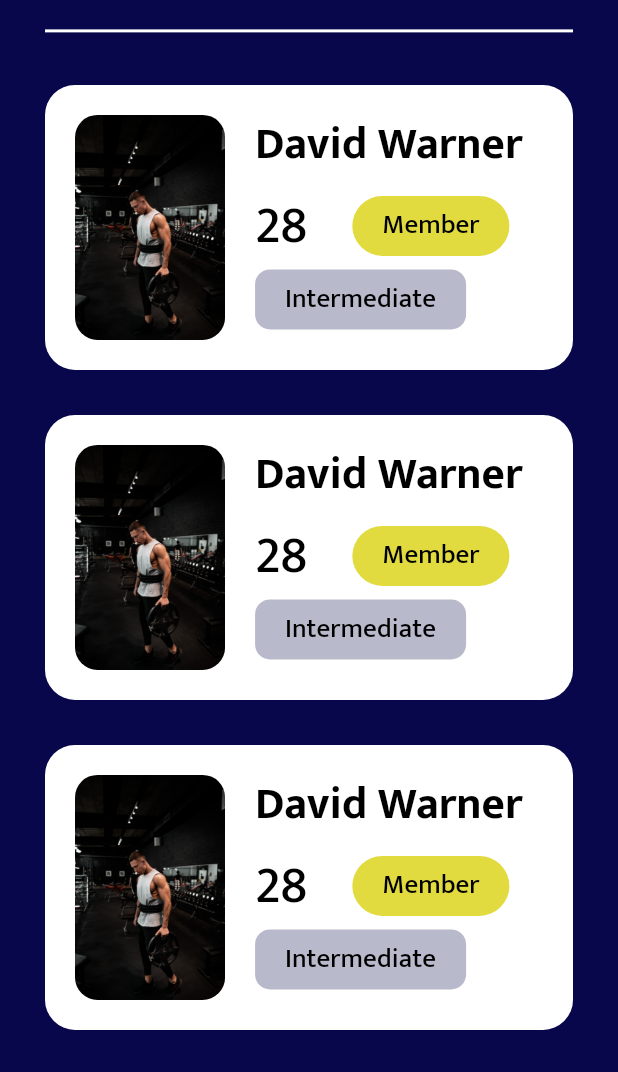
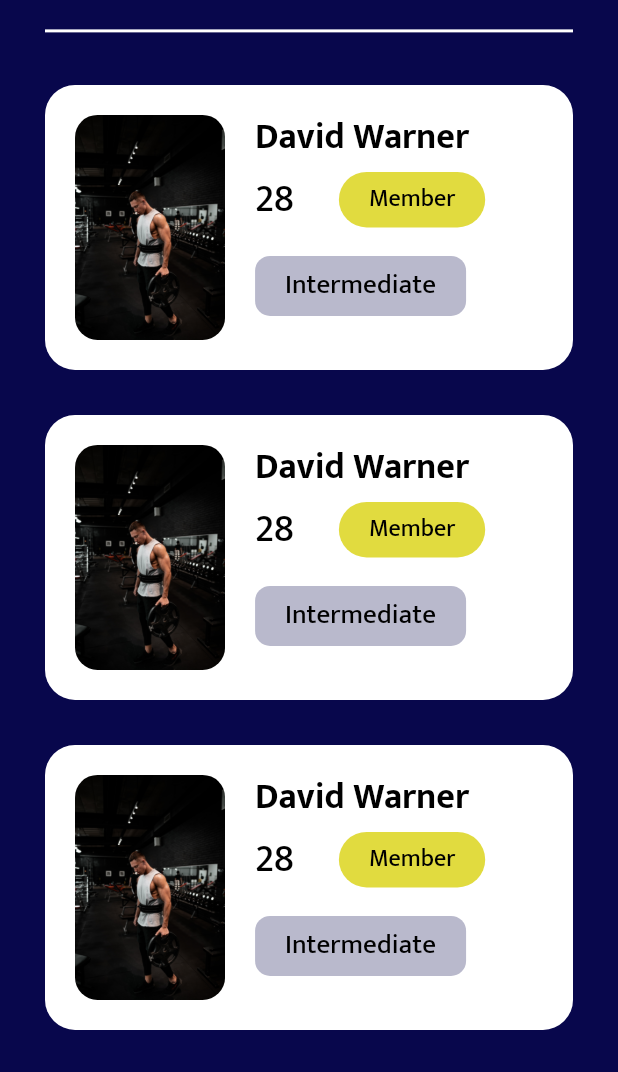
Before and after one commit to ShivamPundir12/ND_Fitness-new, a Flutter app: the Admin_Home screen opened directly, on a phone screen of 412 x 824 dp, the part 164-1236 px from its top. Run offline on Flutter 3.47's test engine with Material 2 defaults, Android fonts, the phone set to English and light mode, and no system bars; our stand-ins replace firebase_auth, firebase_core, flutter_secure_storage, form_field_validator, google_sign_in; accounts and stored records are empty.

Commit message:
02-04-23

```diff
--- a/lib/main.dart
+++ b/lib/main.dart
@@ -1,18 +1,15 @@
 import 'package:firebase_core/firebase_core.dart';
 import 'package:flutter/material.dart';
-import 'package:nd_fitness/screens/admin/admn_home.dart';
 import 'package:nd_fitness/screens/auth/admin_sign_in.dart';
 import 'package:nd_fitness/screens/auth/sign_in.dart';
 import 'package:nd_fitness/screens/auth/sign_up.dart';
 import 'package:nd_fitness/screens/info/activity_level.dart';
 import 'package:nd_fitness/screens/info/age/age.dart';
-import 'package:nd_fitness/screens/info/all_set.dart';
 import 'package:nd_fitness/screens/info/gender.dart';
 import 'package:nd_fitness/screens/info/membership.dart';
 import 'package:nd_fitness/screens/info/profile.dart';
 import 'package:nd_fitness/screens/onboard/onboarding_scrn.dart';
 import 'package:nd_fitness/screens/onboard/splash_scrn.dart';
-import 'package:nd_fitness/screens/user/profile.dart';
 
 Future main() async {
   WidgetsFlutterBinding.ensureInitialized();
@@ -43,7 +40,7 @@ class MyApp extends StatelessWidget {
         // '/gen': (context) => gender(),
         // '/age': (context) => age(),
       },
-      home: Admin_Home(),
+      home: SplashScreen(),
     );
   }
 }
--- a/lib/screens/admin/admn_home.dart
+++ b/lib/screens/admin/admn_home.dart
@@ -1,4 +1,3 @@
-import 'package:flutter/cupertino.dart';
 import 'package:flutter/material.dart';
 import 'package:nd_fitness/generated/assets.dart';
 import 'package:nd_fitness/materials/colors.dart';
@@ -25,21 +24,20 @@ class _Admin_HomeState extends State<Admin_Home> {
               children: [
                 Container(
                   padding: EdgeInsets.only(
-                    top: MediaQuery.of(context).size.height*0.03
-                  ),
+                      top: MediaQuery.of(context).size.height * 0.03),
                   child: Image.asset(Assets.assetsLogosml),
                 ),
                 Container(
                   padding: EdgeInsets.only(
-                      top: MediaQuery.of(context).size.height*0.08
+                      top: MediaQuery.of(context).size.height * 0.08),
+                  child: Text(
+                    'Members',
+                    style: TextStyle(
+                        color: text_color2,
+                        fontSize: 38,
+                        fontFamily: 'Mukta',
+                        fontWeight: FontWeight.w900),
                   ),
-                  child: Text('Members',
-                  style: TextStyle(
-                    color: text_color2,
-                    fontSize: 38,
-                    fontFamily: 'Mukta',
-                    fontWeight: FontWeight.w900
-                  ),),
                 )
               ],
             ),
--- a/lib/screens/admin/usr_card.dart
+++ b/lib/screens/admin/usr_card.dart
@@ -1,4 +1,3 @@
-import 'package:flutter/cupertino.dart';
 import 'package:flutter/material.dart';
 
 import '../../generated/assets.dart';
@@ -18,73 +17,78 @@ class _Usr_CardState extends State<Usr_Card> {
       padding: EdgeInsets.symmetric(vertical: 15),
       child: Container(
         decoration: BoxDecoration(
-            color: text_color2,
-            borderRadius: BorderRadius.circular(20)),
+            color: text_color2, borderRadius: BorderRadius.circular(20)),
         height: 190,
         width: MediaQuery.of(context).size.width,
         child: Row(
           children: [
-            Container(clipBehavior: Clip.none,
+            Container(
+              clipBehavior: Clip.none,
               padding: EdgeInsets.all(20),
-              child: ClipRRect(child: Image.asset(Assets.assetsPerson,fit: BoxFit.fill),
-                  borderRadius: BorderRadius.circular(15)
-              ),
+              child: ClipRRect(
+                  child: Image.asset(Assets.assetsPerson, fit: BoxFit.fill),
+                  borderRadius: BorderRadius.circular(15)),
             ),
             Column(
               crossAxisAlignment: CrossAxisAlignment.start,
               children: [
                 Container(
-                  padding: EdgeInsets.only(
-                      top: 15
-                  ),
-                  child: Text('David Warner',style: TextStyle(
-                      fontSize: 30,
+                  padding: EdgeInsets.only(top: 15),
+                  child: Text(
+                    'David Warner',
+                    style: TextStyle(
+                        fontSize: 24,
                         fontFamily: 'Mukta',
                         fontWeight: FontWeight.w700,
-                      color: Colors.black
-                  ),
+                        color: Colors.black),
                   ),
                 ),
                 Row(
                   children: [
                     Container(
-                      child: Text('28', style: TextStyle(
-                          fontSize: 35,
+                      child: Text(
+                        '28',
+                        style: TextStyle(
+                            fontSize: 26,
                             fontFamily: 'Mukta',
                             fontWeight: FontWeight.w500,
-                          color: Colors.black
-                      ),),
+                            color: Colors.black),
+                      ),
                     ),
                     SizedBox(
                       width: 30,
                     ),
                     Container(
-                      padding: EdgeInsets.symmetric(vertical: 5, horizontal: 20),
+                      padding:
+                          EdgeInsets.symmetric(vertical: 5, horizontal: 20),
                       decoration: BoxDecoration(
-                          color: card,
-                          borderRadius: BorderRadius.circular(25)
-                      ),
-                      child: Text('Member', style: TextStyle(
-                          fontSize: 18,
+                          color: card, borderRadius: BorderRadius.circular(25)),
+                      child: Text(
+                        'Member',
+                        style: TextStyle(
+                            fontSize: 16,
                             fontFamily: 'Mukta',
                             fontWeight: FontWeight.w500,
-                          color: Colors.black
-                      ),),
+                            color: Colors.black),
+                      ),
                     )
                   ],
+                ),
+                SizedBox(
+                  height: 16,
                 ),
                 Container(
                   padding: EdgeInsets.symmetric(vertical: 5, horizontal: 20),
                   decoration: BoxDecoration(
-                      color: aclevel,
-                      borderRadius: BorderRadius.circular(10)
-                  ),
-                  child: Text('Intermediate', style: TextStyle(
+                      color: aclevel, borderRadius: BorderRadius.circular(10)),
+                  child: Text(
+                    'Intermediate',
+                    style: TextStyle(
                         fontSize: 18,
                         fontFamily: 'Mukta',
                         fontWeight: FontWeight.w500,
-                      color: Colors.black
-                  ),),
+                        color: Colors.black),
+                  ),
                 )
               ],
             )
--- a/lib/screens/onboard/onboarding_scrn.dart
+++ b/lib/screens/onboard/onboarding_scrn.dart
@@ -1,7 +1,6 @@
 import 'package:flutter/material.dart';
 import 'package:nd_fitness/materials/colors.dart';
 import 'package:nd_fitness/screens/auth/sign_in.dart';
-import '../auth/sign_up.dart';
 import 'photo_hero.dart';
 
 class onbaording_screen extends StatefulWidget {
@@ -19,7 +18,7 @@ class _onbaording_screenState extends State<onbaording_screen>
   initState() {
     super.initState();
     controller = AnimationController(
-        duration: Duration(milliseconds: 4500), vsync: this);
+        duration: Duration(milliseconds: 4400), vsync: this);
     animation = CurvedAnimation(parent: controller, curve: Curves.easeIn);
 
     controller.forward();
--- a/lib/screens/user/profile.dart
+++ b/lib/screens/user/profile.dart
@@ -1,4 +1,3 @@
-import 'package:flutter/cupertino.dart';
 import 'package:flutter/material.dart';
 import 'package:nd_fitness/generated/assets.dart';
 
@@ -16,8 +15,7 @@ class _Usr_ProfileState extends State<Usr_Profile> {
       backgroundColor: Colors.transparent,
       body: Container(
         decoration: BoxDecoration(
-          image: DecorationImage(image: AssetImage(Assets.assetsPerson))
-        ),
+            image: DecorationImage(image: AssetImage(Assets.assetsPerson))),
       ),
     );
   }
```
Also changed, not shown: lib/screens/auth/admin_sign_in.dart (+13 -6 lines), lib/screens/auth/sign_in.dart (+41 -31 lines), lib/screens/auth/sign_up.dart (+30 -14 lines). Lines whose indentation alone changed are shown as unchanged.
